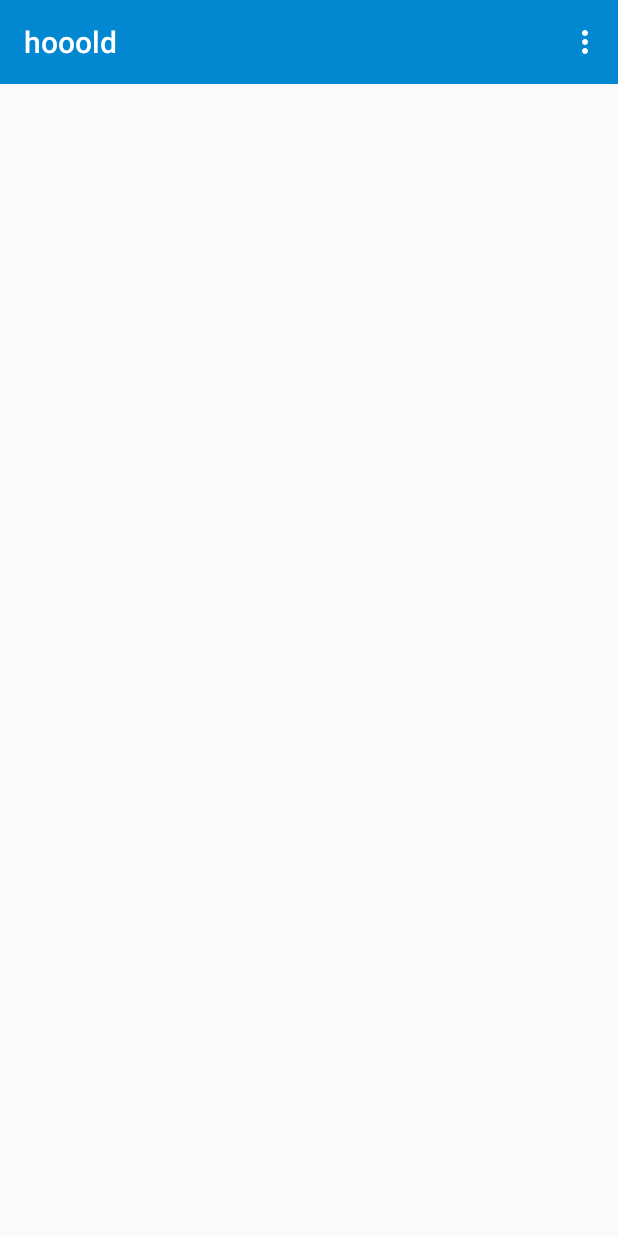
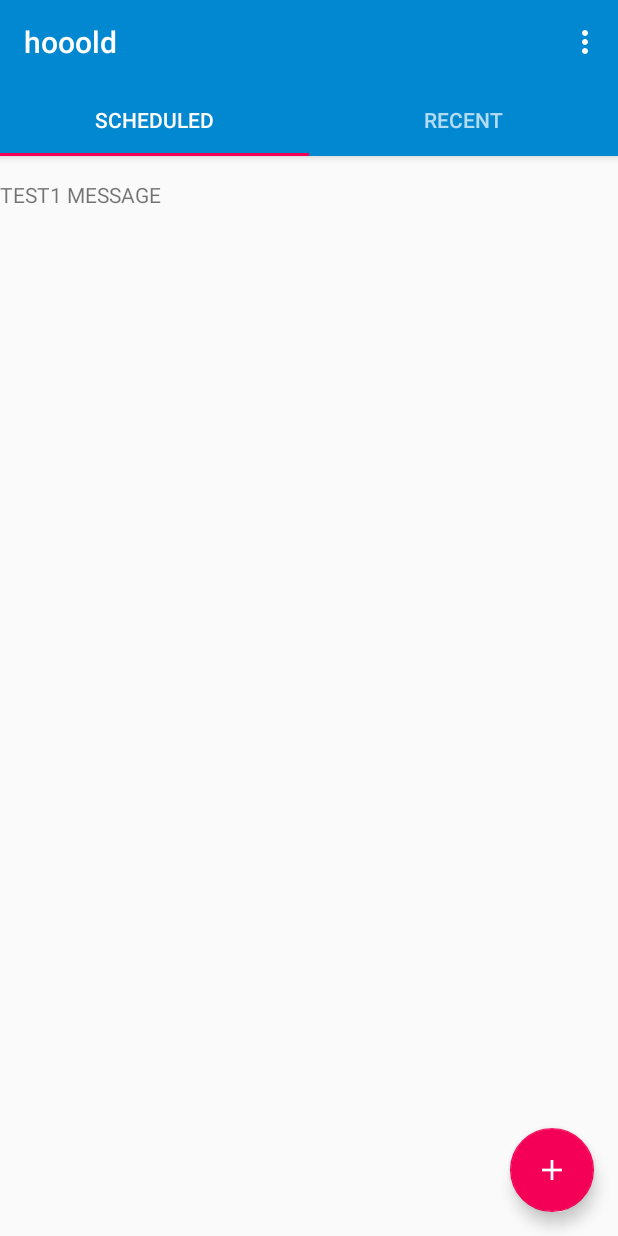
Before and after one commit to jordond/hooold, an Android app: the screen it shows after launch (MainActivity), on a phone screen of 412 x 824 dp. Run offline under Robolectric (Android 15) with nearby library versions, the phone set to English and light mode, and no system bars; our stand-ins replace ButterKnife.

Commit message:
Created the base framework for the application
Setup the recycleviewer, the tabs and the viewpager
Included a floatingactionbutton

todo rework the MessageFragment to handle the two different types
Create the database classes so that data can be retrieved

Then work on actually adding a new item

```diff
--- /dev/null
+++ b/app/src/main/java/ca/hoogit/hooold/FragmentAdapter.java
@@ -0,0 +1,59 @@
+/**
+ * Copyright (C) 2015, Jordon de Hoog
+ * <p/>
+ * This program is free software; you can redistribute it and/or modify
+ * it under the terms of the GNU General Public License as published by
+ * the Free Software Foundation; either version 2 of the License, or
+ * (at your option) any later version.
+ * <p/>
+ * This program is distributed in the hope that it will be useful,
+ * but WITHOUT ANY WARRANTY; without even the implied warranty of
+ * MERCHANTABILITY or FITNESS FOR A PARTICULAR PURPOSE.  See the
+ * GNU General Public License for more details.
+ * <p/>
+ * You should have received a copy of the GNU General Public License along
+ * with this program; if not, write to the Free Software Foundation, Inc.,
+ * 51 Franklin Street, Fifth Floor, Boston, MA 02110-1301 USA.
+ */
+package ca.hoogit.hooold;
+
+import android.content.Context;
+import android.support.v4.app.Fragment;
+import android.support.v4.app.FragmentManager;
+import android.support.v4.app.FragmentPagerAdapter;
+
+/**
+ * @author jordon
+ *
+ * Date    11/08/15
+ * Description
+ *
+ */
+public class FragmentAdapter extends FragmentPagerAdapter {
+
+    private String[] mTitles;
+
+    public FragmentAdapter(Context context, FragmentManager fragmentManager) {
+        super(fragmentManager);
+        mTitles = context.getResources().getStringArray(R.array.tabs);
+    }
+
+    @Override
+    public Fragment getItem(int position) {
+        if (position < mTitles.length) {
+            return MessageFragment.newInstance(mTitles[position], "Test " + position);
+        }
+        return null;
+    }
+
+    @Override
+    public CharSequence getPageTitle(int position) {
+        return mTitles[position];
+    }
+
+    @Override
+    public int getCount() {
+        return mTitles.length;
+    }
+
+}
--- a/app/src/main/java/ca/hoogit/hooold/MainActivity.java
+++ b/app/src/main/java/ca/hoogit/hooold/MainActivity.java
@@ -1,6 +1,21 @@
 package ca.hoogit.hooold;
 
+import android.os.Bundle;
+import android.support.design.widget.FloatingActionButton;
+import android.support.design.widget.Snackbar;
+import android.support.design.widget.TabLayout;
+import android.support.v4.view.ViewPager;
+import android.view.View;
+import android.widget.Toast;
+
+import butterknife.Bind;
+import butterknife.OnClick;
+
 public class MainActivity extends BaseActivity {
+
+    @Bind(R.id.viewpager) ViewPager mPager;
+    @Bind(R.id.tabs) TabLayout mTabs;
+    @Bind(R.id.fab) FloatingActionButton mNewMessage;
 
     @Override
     protected int getToolbarColor() {
@@ -21,4 +36,24 @@ public class MainActivity extends BaseActivity {
     protected boolean getDisplayHomeAsUpEnabled() {
         return false;
     }
+
+    @Override
+    protected void onCreate(Bundle savedInstanceState) {
+        super.onCreate(savedInstanceState);
+
+        setUpViews();
+    }
+
+    private void setUpViews() {
+        if (mPager.getAdapter() == null) {
+            FragmentAdapter adapter = new FragmentAdapter(this, getSupportFragmentManager());
+            mPager.setAdapter(adapter);
+        }
+        mTabs.setupWithViewPager(mPager);
+    }
+
+    @OnClick(R.id.fab)
+    public void onClick(View view) {
+        Snackbar.make(mPager, "Hello button", Snackbar.LENGTH_SHORT).show();
+    }
 }
--- /dev/null
+++ b/app/src/main/java/ca/hoogit/hooold/Message.java
@@ -0,0 +1,86 @@
+/**
+ * Copyright (C) 2015, Jordon de Hoog
+ * <p/>
+ * This program is free software; you can redistribute it and/or modify
+ * it under the terms of the GNU General Public License as published by
+ * the Free Software Foundation; either version 2 of the License, or
+ * (at your option) any later version.
+ * <p/>
+ * This program is distributed in the hope that it will be useful,
+ * but WITHOUT ANY WARRANTY; without even the implied warranty of
+ * MERCHANTABILITY or FITNESS FOR A PARTICULAR PURPOSE.  See the
+ * GNU General Public License for more details.
+ * <p/>
+ * You should have received a copy of the GNU General Public License along
+ * with this program; if not, write to the Free Software Foundation, Inc.,
+ * 51 Franklin Street, Fifth Floor, Boston, MA 02110-1301 USA.
+ */
+package ca.hoogit.hooold;
+
+import java.util.Date;
+
+/**
+ * @author jordon
+ *
+ * Date    11/08/15
+ * Description
+ *
+ */
+public class Message {
+
+    private Date created;
+    private Date scheduleDate;
+    private boolean repeat;
+    private String contact;
+    private String message;
+
+    public Message() {
+
+    }
+
+    public Message(Date created, Date scheduleDate, String contact) {
+        this.created = created;
+        this.scheduleDate = scheduleDate;
+        this.contact = contact;
+    }
+
+    public Date getCreated() {
+        return created;
+    }
+
+    public void setCreated(Date created) {
+        this.created = created;
+    }
+
+    public Date getScheduleDate() {
+        return scheduleDate;
+    }
+
+    public void setScheduleDate(Date scheduleDate) {
+        this.scheduleDate = scheduleDate;
+    }
+
+    public boolean isRepeat() {
+        return repeat;
+    }
+
+    public void setRepeat(boolean repeat) {
+        this.repeat = repeat;
+    }
+
+    public String getContact() {
+        return contact;
+    }
+
+    public void setContact(String contact) {
+        this.contact = contact;
+    }
+
+    public String getMessage() {
+        return message;
+    }
+
+    public void setMessage(String message) {
+        this.message = message;
+    }
+}
--- /dev/null
+++ b/app/src/main/java/ca/hoogit/hooold/MessageAdapter.java
@@ -0,0 +1,100 @@
+/**
+ * Copyright (C) 2015, Jordon de Hoog
+ * <p/>
+ * This program is free software; you can redistribute it and/or modify
+ * it under the terms of the GNU General Public License as published by
+ * the Free Software Foundation; either version 2 of the License, or
+ * (at your option) any later version.
+ * <p/>
+ * This program is distributed in the hope that it will be useful,
+ * but WITHOUT ANY WARRANTY; without even the implied warranty of
+ * MERCHANTABILITY or FITNESS FOR A PARTICULAR PURPOSE.  See the
+ * GNU General Public License for more details.
+ * <p/>
+ * You should have received a copy of the GNU General Public License along
+ * with this program; if not, write to the Free Software Foundation, Inc.,
+ * 51 Franklin Street, Fifth Floor, Boston, MA 02110-1301 USA.
+ */
+package ca.hoogit.hooold;
+
+import android.content.Context;
+import android.support.v7.widget.RecyclerView;
+import android.view.LayoutInflater;
+import android.view.View;
+import android.view.ViewGroup;
+import android.widget.TextView;
+
+import java.text.SimpleDateFormat;
+import java.util.ArrayList;
+import java.util.Calendar;
+import java.util.Date;
+import java.util.List;
+import java.util.Locale;
+
+/**
+ * @author jordon
+ *
+ * Date    11/08/15
+ * Description
+ *
+ */
+public class MessageAdapter extends RecyclerView.Adapter<MessageAdapter.ViewHolder> {
+
+    private List<Message> mMessages;
+    private SimpleDateFormat mSimpleDateFormat;
+    private Context mContext;
+
+    public MessageAdapter(Context context) {
+        mContext = context;
+        updateList();
+        mSimpleDateFormat = new SimpleDateFormat("MMMM dd, yyyy (EEEE)", Locale.getDefault());
+    }
+
+    public boolean updateList() {
+        //TODO get messages from database
+        mMessages = new ArrayList<>();
+        mMessages.add(new Message(new Date(), new Date(), "TEST1 MESSAGE"));
+
+        if (getItemCount() == 0) {
+            return false;
+        } else {
+            notifyDataSetChanged();
+            return true;
+        }
+    }
+
+    @Override
+    public ViewHolder onCreateViewHolder(ViewGroup parent, int viewType) {
+        LayoutInflater inflater = LayoutInflater.from(mContext);
+        View view = inflater.inflate(R.layout.item_message, parent, false);
+        return new ViewHolder(view);
+    }
+
+    @Override
+    public void onBindViewHolder(ViewHolder holder, int position) {
+        Message message = mMessages.get(position);
+
+        holder.contact.setText(message.getContact());
+
+        Calendar calendar = Calendar.getInstance();
+        calendar.setTime(message.getScheduleDate());
+
+        //TODO do something with date aka finish the item_message
+    }
+
+    @Override
+    public int getItemCount() {
+        return mMessages.size();
+    }
+
+    public class ViewHolder extends RecyclerView.ViewHolder {
+
+        TextView contact;
+
+        public ViewHolder(View itemView) {
+            super(itemView);
+            contact = (TextView) itemView.findViewById(R.id.contact);
+
+        }
+    }
+}
--- /dev/null
+++ b/app/src/main/java/ca/hoogit/hooold/MessageFragment.java
@@ -0,0 +1,76 @@
+package ca.hoogit.hooold;
+
+import android.os.Bundle;
+import android.support.v4.app.Fragment;
+import android.support.v7.widget.DefaultItemAnimator;
+import android.support.v7.widget.LinearLayoutManager;
+import android.support.v7.widget.RecyclerView;
+import android.view.LayoutInflater;
+import android.view.View;
+import android.view.ViewGroup;
+import android.widget.TextView;
+
+import butterknife.Bind;
+import butterknife.ButterKnife;
+
+public class MessageFragment extends Fragment {
+    // TODO: Rename parameter arguments, choose names that match
+    // the fragment initialization parameters, e.g. ARG_ITEM_NUMBER
+    private static final String ARG_PARAM1 = "param1";
+    private static final String ARG_PARAM2 = "param2";
+
+    // TODO: Rename and change types of parameters
+    private String mParam1;
+    private String mParam2;
+
+    @Bind(R.id.recycler) RecyclerView mRecyclerView;
+    @Bind(R.id.empty_list) TextView mEmptyListView;
+
+    private MessageAdapter mAdapter;
+
+    // TODO rename
+    public static MessageFragment newInstance(String param1, String param2) {
+        MessageFragment fragment = new MessageFragment();
+        Bundle args = new Bundle();
+        args.putString(ARG_PARAM1, param1);
+        args.putString(ARG_PARAM2, param2);
+        fragment.setArguments(args);
+        return fragment;
+    }
+
+    public MessageFragment() {
+    }
+
+    @Override
+    public void onCreate(Bundle savedInstanceState) {
+        super.onCreate(savedInstanceState);
+        if (getArguments() != null) {
+            mParam1 = getArguments().getString(ARG_PARAM1);
+            mParam2 = getArguments().getString(ARG_PARAM2);
+        }
+    }
+
+    @Override
+    public View onCreateView(LayoutInflater inflater, ViewGroup container,
+                             Bundle savedInstanceState) {
+        View view = inflater.inflate(R.layout.fragment_message, container, false);
+        ButterKnife.bind(this, view);
+
+        RecyclerView.LayoutManager layoutManager = new LinearLayoutManager(getActivity());
+        mAdapter = new MessageAdapter(getActivity());
+
+        mRecyclerView.setLayoutManager(layoutManager);
+        mRecyclerView.setItemAnimator(new DefaultItemAnimator());
+        mRecyclerView.setAdapter(mAdapter);
+
+        if (mAdapter.updateList()) {
+            mRecyclerView.setVisibility(View.VISIBLE);
+            mEmptyListView.setVisibility(View.GONE);
+        } else {
+            mRecyclerView.setVisibility(View.GONE);
+            mEmptyListView.setVisibility(View.VISIBLE);
+        }
+
+        return view;
+    }
+}
--- a/app/src/main/res/layout/activity_main.xml
+++ b/app/src/main/res/layout/activity_main.xml
@@ -1,9 +1,46 @@
-<RelativeLayout xmlns:android="http://schemas.android.com/apk/res/android"
+<android.support.design.widget.CoordinatorLayout xmlns:android="http://schemas.android.com/apk/res/android"
+    xmlns:app="http://schemas.android.com/apk/res-auto"
     xmlns:tools="http://schemas.android.com/tools"
     android:layout_width="match_parent"
-    android:layout_height="match_parent"
-    tools:context=".MainActivity">
+    android:layout_height="match_parent">
 
-    <include android:id="@+id/appBar" layout="@layout/app_bar" />
+    <android.support.design.widget.AppBarLayout
+        android:layout_width="match_parent"
+        android:layout_height="wrap_content">
 
-</RelativeLayout>
+        <android.support.v7.widget.Toolbar
+            android:id="@+id/appBar"
+            android:layout_width="match_parent"
+            android:layout_height="wrap_content"
+            android:background="@color/primary"
+            android:minHeight="?attr/actionBarSize"
+            android:theme="@style/ThemeOverlay.AppCompat.Dark.ActionBar"
+            app:layout_scrollFlags="scroll|enterAlways"
+            app:popupTheme="@style/ThemeOverlay.AppCompat.Light"
+            tools:ignore="UnusedAttribute" />
+
+        <android.support.design.widget.TabLayout
+            android:id="@+id/tabs"
+            android:layout_width="match_parent"
+            android:layout_height="wrap_content"
+            android:theme="@style/ThemeOverlay.AppCompat.Dark" />
+
+    </android.support.design.widget.AppBarLayout>
+
+    <android.support.v4.view.ViewPager
+        android:id="@+id/viewpager"
+        android:layout_width="match_parent"
+        android:layout_height="match_parent"
+        app:layout_behavior="@string/appbar_scrolling_view_behavior" />
+
+    <android.support.design.widget.FloatingActionButton
+        android:id="@+id/fab"
+        android:layout_width="wrap_content"
+        android:layout_height="wrap_content"
+        android:layout_gravity="bottom|end"
+        android:layout_margin="16dp"
+        android:src="@drawable/ic_content_add"
+        app:layout_anchor="@id/viewpager"
+        app:layout_anchorGravity="bottom|right|end"/>
+
+</android.support.design.widget.CoordinatorLayout>
--- /dev/null
+++ b/app/src/main/res/layout/app_bar_scroll.xml
@@ -0,0 +1,12 @@
+<?xml version="1.0" encoding="utf-8"?>
+<android.support.v7.widget.Toolbar xmlns:android="http://schemas.android.com/apk/res/android"
+    xmlns:app="http://schemas.android.com/apk/res-auto"
+    android:layout_width="match_parent"
+    android:layout_height="wrap_content"
+    android:background="@color/primary"
+    android:minHeight="@dimen/abc_action_bar_default_height_material"
+    app:layout_scrollFlags="scroll|enterAlways"
+    app:popupTheme="@style/ToolBarLight.Popup"
+    app:theme="@style/ToolBarLight">
+
+</android.support.v7.widget.Toolbar>
--- /dev/null
+++ b/app/src/main/res/layout/empty_list.xml
@@ -0,0 +1,11 @@
+<?xml version="1.0" encoding="utf-8"?>
+<TextView
+    xmlns:android="http://schemas.android.com/apk/res/android"
+    android:id="@+id/empty_list"
+    android:layout_gravity="center"
+    android:text="Nothing here"
+    android:visibility="gone"
+    android:layout_width="wrap_content"
+    android:layout_height="wrap_content">
+
+</TextView>
--- /dev/null
+++ b/app/src/main/res/layout/fragment_message.xml
@@ -0,0 +1,17 @@
+<FrameLayout xmlns:android="http://schemas.android.com/apk/res/android"
+    android:layout_width="match_parent"
+    android:layout_height="match_parent"
+    android:orientation="vertical">
+
+    <android.support.v7.widget.RecyclerView
+        android:id="@+id/recycler"
+        android:layout_width="match_parent"
+        android:layout_height="match_parent"
+        android:clipToPadding="false"
+        android:orientation="vertical"
+        android:paddingBottom="16dp"
+        android:paddingTop="16dp" />
+
+    <include android:id="@+id/empty_list" layout="@layout/empty_list" />
+
+</FrameLayout>
--- /dev/null
+++ b/app/src/main/res/layout/item_message.xml
@@ -0,0 +1,13 @@
+<?xml version="1.0" encoding="utf-8"?>
+<LinearLayout xmlns:android="http://schemas.android.com/apk/res/android"
+    android:layout_width="match_parent"
+    android:layout_height="match_parent"
+    android:orientation="horizontal">
+
+    <TextView
+        android:id="@+id/contact"
+        android:text="Placeholder"
+        android:layout_width="match_parent"
+        android:layout_height="match_parent" />
+
+</LinearLayout>
--- /dev/null
+++ b/app/src/main/res/values/arrays.xml
@@ -0,0 +1,7 @@
+<?xml version="1.0" encoding="utf-8"?>
+<resources>
+    <string-array name="tabs">
+        <item>Scheduled</item>
+        <item>Recent</item>
+    </string-array>
+</resources>
--- a/app/src/main/res/values/strings.xml
+++ b/app/src/main/res/values/strings.xml
@@ -3,4 +3,7 @@
 
     <string name="hello_world">Hello world!</string>
     <string name="action_settings">Settings</string>
+
+<!-- TODO: Remove or change this placeholder text -->
+    <string name="hello_blank_fragment">Hello blank fragment</string>
 </resources>
--- a/app/src/main/res/values/styles.xml
+++ b/app/src/main/res/values/styles.xml
@@ -4,7 +4,7 @@
         <item name="colorPrimary">@color/primary</item>
         <item name="colorPrimaryDark">@color/primaryDark</item>
         <item name="colorAccent">@color/accent</item>
-        <item name="android:textColor">#FFF</item>
+        <!--<item name="android:textColor">#FFF</item>-->
     </style>
 
     <style name="ToolBarLight" parent="@style/ThemeOverlay.AppCompat">
```
Also changed, not shown: app/src/main/res/drawable-hdpi/ic_content_add.png (added), app/src/main/res/drawable-mdpi/ic_content_add.png (added), app/src/main/res/drawable-xhdpi/ic_content_add.png (added), app/src/main/res/drawable-xxhdpi/ic_content_add.png (added), app/src/main/res/drawable-xxxhdpi/ic_content_add.png (added), 1 other file.
